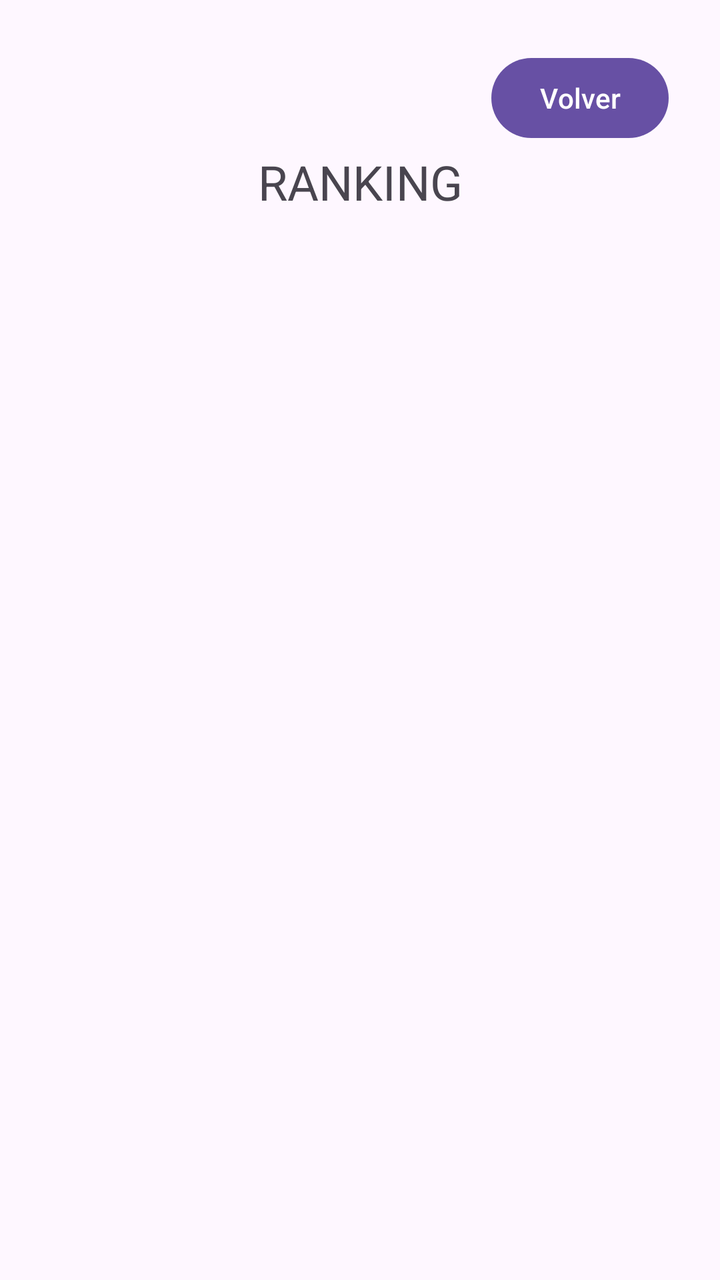
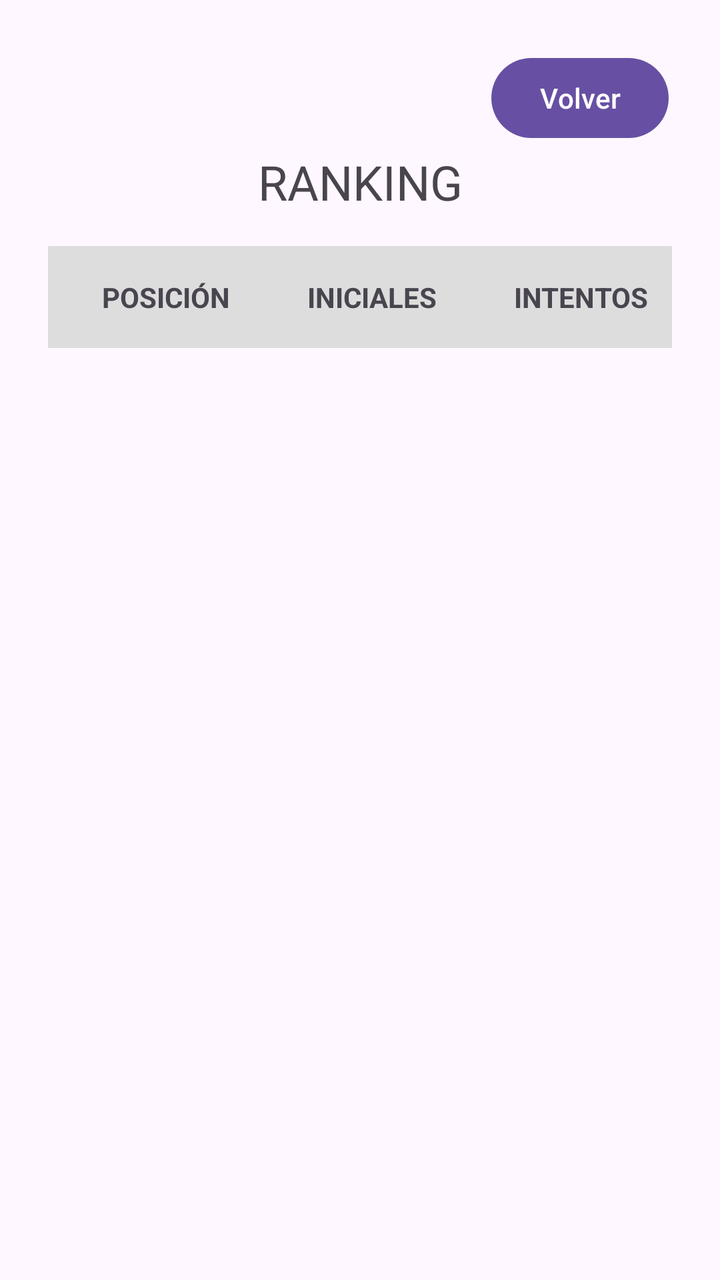

Compare the two renders of this Android layout. The source of the first and the diff that turns it into the second are given below.
<!-- AndroidManifest.xml: application theme Theme.AdivinaElNumero -->
<!-- res/layout/activity_ranking.xml -->
<?xml version="1.0" encoding="utf-8"?>
<androidx.constraintlayout.widget.ConstraintLayout xmlns:android="http://schemas.android.com/apk/res/android"
    xmlns:app="http://schemas.android.com/apk/res-auto"
    xmlns:tools="http://schemas.android.com/tools"
    android:id="@+id/main"
    android:layout_width="match_parent"
    android:layout_height="match_parent"
    tools:context=".Ranking">

    <Button
        android:id="@+id/returnButton"
        android:layout_width="wrap_content"
        android:layout_height="wrap_content"
        android:text="Volver"
        app:layout_constraintBottom_toBottomOf="parent"
        app:layout_constraintEnd_toEndOf="parent"
        app:layout_constraintHorizontal_bias="0.906"
        app:layout_constraintStart_toStartOf="parent"
        app:layout_constraintTop_toTopOf="parent"
        app:layout_constraintVertical_bias="0.042" />

    <TextView
        android:id="@+id/rankingText"
        android:layout_width="wrap_content"
        android:layout_height="wrap_content"
        android:text="RANKING"
        android:textSize="24sp"
        app:layout_constraintBottom_toBottomOf="parent"
        app:layout_constraintEnd_toEndOf="parent"
        app:layout_constraintStart_toStartOf="parent"
        app:layout_constraintTop_toTopOf="parent"
        app:layout_constraintVertical_bias="0.123" />
</androidx.constraintlayout.widget.ConstraintLayout>
<!-- resources referenced by this layout -->
<resources>
  <style name="Theme.AdivinaElNumero" parent="Base.Theme.AdivinaElNumero" />
  <style name="Base.Theme.AdivinaElNumero" parent="Theme.Material3.DayNight.NoActionBar">
          
          
      </style>
</resources>

<!-- the commit's change to res/layout/activity_ranking.xml (unified diff, before → after) -->
@@ -30,4 +30,42 @@
         app:layout_constraintStart_toStartOf="parent"
         app:layout_constraintTop_toTopOf="parent"
         app:layout_constraintVertical_bias="0.123" />
+
+    
+    <TableLayout
+        android:id="@+id/rankingTable"
+        android:layout_width="0dp"
+        android:layout_height="wrap_content"
+        android:stretchColumns="*"
+        android:layout_marginTop="16dp"
+        android:layout_marginStart="24dp"
+        android:layout_marginEnd="24dp"
+        app:layout_constraintEnd_toEndOf="parent"
+        app:layout_constraintStart_toStartOf="parent"
+        app:layout_constraintTop_toBottomOf="@id/rankingText">
+
+        <TableRow
+            android:background="#DDDDDD"
+            android:padding="8dp">
+
+            <TextView
+                android:text="POSICIÓN"
+                android:textStyle="bold"
+                android:gravity="center"
+                android:padding="8dp" />
+
+            <TextView
+                android:text="INICIALES"
+                android:textStyle="bold"
+                android:gravity="center"
+                android:padding="8dp" />
+
+            <TextView
+                android:text="INTENTOS"
+                android:textStyle="bold"
+                android:gravity="center"
+                android:padding="8dp" />
+        </TableRow>
+    </TableLayout>
+
 </androidx.constraintlayout.widget.ConstraintLayout>
